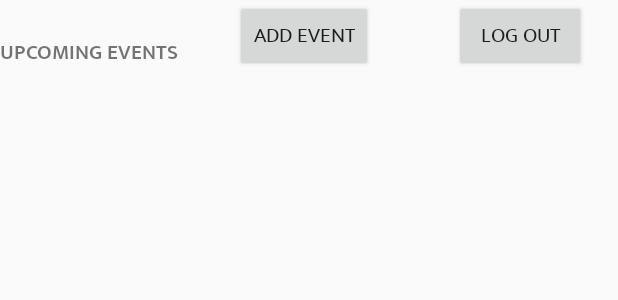
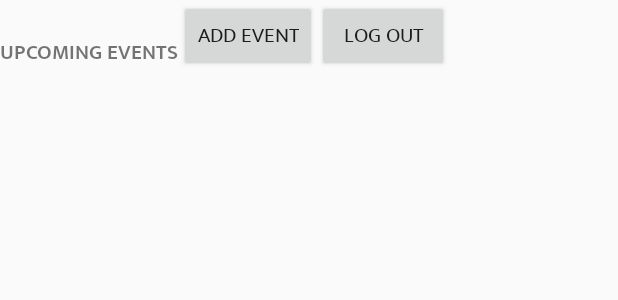
Before and after one commit to sanchit-sharma/EventManagerFinal-master, an Android app: the layout activity_main.xml on its own in the app's theme, with its tools: preview values and no code run, on a phone screen of 412 x 824 dp. Shown: the top 300 px of the screen. Run offline under Robolectric (Android 15) with nearby library versions, the phone set to English and light mode, and no system bars.

Commit message:
developerLoginActivity added

```diff
--- a/app/build.gradle
+++ b/app/build.gradle
@@ -52,4 +52,6 @@ dependencies {
 
 
 
+
+
 apply plugin: 'com.google.gms.google-services'
--- a/app/src/main/AndroidManifest.xml
+++ b/app/src/main/AndroidManifest.xml
@@ -28,7 +28,8 @@
         <activity android:name=".RateActivity" />
         <activity android:name=".LoginActivity" />
         <activity android:name=".RegisterActivity" />
-        <activity android:name=".ForgotPasswordActivity"></activity>
+        <activity android:name=".ForgotPasswordActivity" />
+        <activity android:name=".DeveloperLoginActivity"></activity>
     </application>
 
 </manifest>
--- a/app/src/main/java/com/example/android/qwerty/MainActivity.java
+++ b/app/src/main/java/com/example/android/qwerty/MainActivity.java
@@ -67,6 +67,7 @@ public class MainActivity extends AppCompatActivity {
     private Button mLogOut;
 
 
+
     @Override
     protected void onCreate(Bundle savedInstanceState) {
         super.onCreate(savedInstanceState);
@@ -85,6 +86,7 @@ public class MainActivity extends AppCompatActivity {
         mAddEvent = findViewById(R.id.addEvent);
         mLogOut  = findViewById(R.id.logOutBtn);
         mAuth = FirebaseAuth.getInstance();
+
         mAuthListener = new FirebaseAuth.AuthStateListener() {
             @Override
             public void onAuthStateChanged(@NonNull FirebaseAuth firebaseAuth) {
@@ -101,7 +103,7 @@ public class MainActivity extends AppCompatActivity {
         mAddEvent.setOnClickListener(new View.OnClickListener() {
             @Override
             public void onClick(View view) {
-                startActivity(new Intent(MainActivity.this,PostActivity.class));
+                startActivity(new Intent(MainActivity.this,DeveloperLoginActivity.class));
             }
         });
         mLogOut.setOnClickListener(new View.OnClickListener() {
--- a/app/src/main/res/layout/activity_main.xml
+++ b/app/src/main/res/layout/activity_main.xml
@@ -29,7 +29,6 @@
         android:layout_width="wrap_content"
         android:layout_height="wrap_content"
         android:layout_alignParentTop="true"
-        android:layout_marginStart="37dp"
         android:layout_toEndOf="@+id/upcoming"
         android:text="Add event" />
 
@@ -37,10 +36,11 @@
         android:id="@+id/logOutBtn"
         android:layout_width="wrap_content"
         android:layout_height="wrap_content"
-        android:layout_above="@+id/event_list"
-        android:layout_alignParentEnd="true"
-        android:layout_marginEnd="21dp"
+        android:layout_alignBottom="@+id/upcoming"
+        android:layout_toEndOf="@+id/addEvent"
         android:text="log Out" />
 
 
+
+
 </RelativeLayout>
--- a/app/src/main/res/layout/activity_post.xml
+++ b/app/src/main/res/layout/activity_post.xml
@@ -1,4 +1,7 @@
 <?xml version="1.0" encoding="utf-8"?>
+<ScrollView android:layout_height="match_parent"
+    android:layout_width="match_parent"
+    xmlns:android="http://schemas.android.com/apk/res/android" >
 <LinearLayout android:layout_width="match_parent"
     android:layout_height="match_parent"
     xmlns:android="http://schemas.android.com/apk/res/android"
@@ -113,3 +116,4 @@
 </RelativeLayout>
 
 </LinearLayout>
+</ScrollView>
```
Also changed, not shown: app/src/main/java/com/example/android/qwerty/PostActivity.java (+34 -8 lines).
